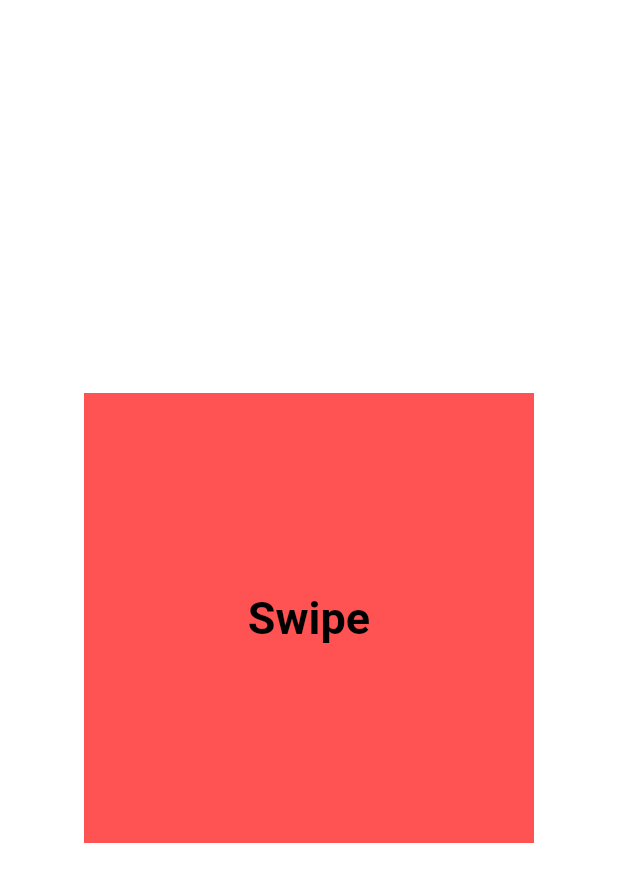
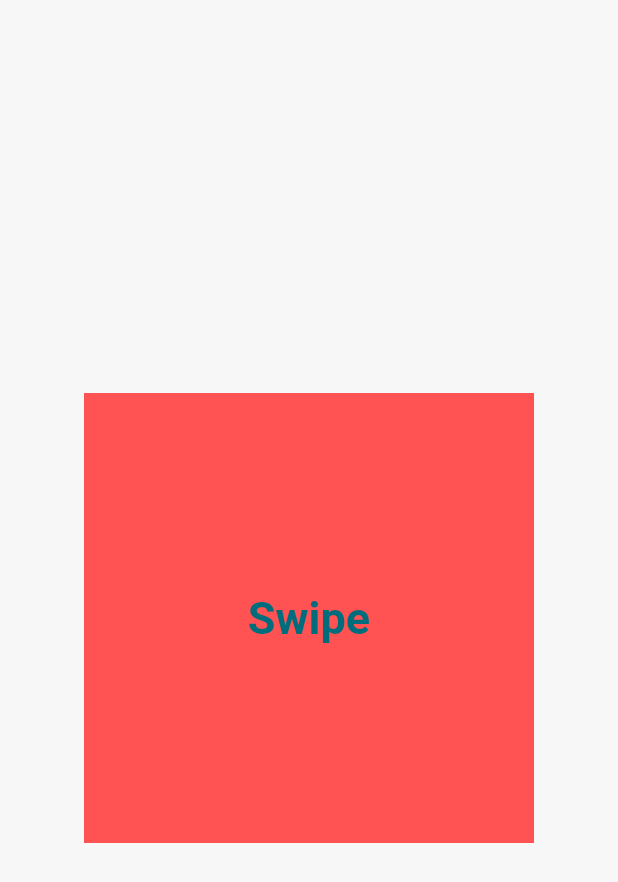
Before and after one commit to ynov-lyon-mobilite-20-21/MatchWork, a Flutter app: the Swipe screen opened directly, on a phone screen of 412 x 824 dp. Shown: the top 882 px of the screen. Run offline on Flutter 3.47's test engine with Material 2 defaults, Android fonts, the phone set to English and light mode, and no system bars; our stand-ins replace cloud_firestore, email_validator, firebase_auth, firebase_core, google_sign_in, package_info and 2 more; accounts and stored records are empty.

Commit message:
Dark theme chat

```diff
--- a/lib/ui/provider/navigation_provider.dart
+++ b/lib/ui/provider/navigation_provider.dart
@@ -25,7 +25,6 @@ class NavigationProvider extends ChangeNotifier {
   int get currentTabIndex => _currentScreenIndex;
 
   Route<dynamic> onGenerateRoute(RouteSettings settings) {
-    print('Generating route: ${settings.name}');
     switch (settings.name) {
       case PushedScreen.route:
         return MaterialPageRoute(builder: (_) => PushedScreen());
@@ -48,7 +47,6 @@ class NavigationProvider extends ChangeNotifier {
       activeIconEndpoint: "$ICONS_PATH/profil_on.png",
       navigatorState: GlobalKey<NavigatorState>(),
       onGenerateRoute: (settings) {
-        print('Generating route: ${settings.name}');
         switch (settings.name) {
           case PushedScreen.route:
             return MaterialPageRoute(builder: (_) => PushedScreen());
@@ -66,7 +64,6 @@ class NavigationProvider extends ChangeNotifier {
       activeIconEndpoint: "$ICONS_PATH/match_on.png",
       navigatorState: GlobalKey<NavigatorState>(),
       onGenerateRoute: (settings) {
-        print('Generating route: ${settings.name}');
         switch (settings.name) {
           default:
             return MaterialPageRoute(builder: (_) => Swipe());
@@ -82,7 +79,6 @@ class NavigationProvider extends ChangeNotifier {
       initialRoute: Tchat.route,
       navigatorState: GlobalKey<NavigatorState>(),
       onGenerateRoute: (settings) {
-        print('Generating route: ${settings.name}');
         switch (settings.name) {
           case ConversationView.route:
             User caller = settings.arguments as User;
--- a/lib/ui/shared/app_colors.dart
+++ b/lib/ui/shared/app_colors.dart
@@ -1,5 +1,6 @@
 import 'package:flutter/material.dart';
 
-const PRIMARY_COLOR = const Color(0xff0E6D7B);
-const SECOND_COLOR = const Color(0xff1A4246);
+const PRIMARY_COLOR = const Color(0xff006d7d);
+const SECOND_COLOR = const Color(0xff0082a0);
 const ACCENT_COLOR = const Color(0xff5FC0C2);
+const BACKGROUND_COLOR = const Color(0xfff7f7f7);
--- a/lib/ui/shared/themes/dark_theme.dart
+++ b/lib/ui/shared/themes/dark_theme.dart
@@ -3,7 +3,7 @@ import 'package:match_work/ui/shared/app_colors.dart';
 
 // ignore: non_constant_identifier_names
 final ThemeData DarkThemeData = ThemeData(
-  scaffoldBackgroundColor: Colors.black12,
+    scaffoldBackgroundColor: SECOND_COLOR,
     appBarTheme: AppBarTheme(
       color: PRIMARY_COLOR,
       iconTheme: IconThemeData(
@@ -16,19 +16,27 @@ final ThemeData DarkThemeData = ThemeData(
           fontSize: 30.0,
           fontWeight: FontWeight.bold,
         ),
+        bodyText1: TextStyle(
+          color: Colors.white,
+        ),
         subtitle1: TextStyle(
           color: Colors.white70,
           fontSize: 18.0,
         ),
-  ),
+        caption: TextStyle(color: Colors.white, fontSize: 12.0)),
     cardTheme: CardTheme(
       color: Colors.green,
     ),
     primarySwatch: Colors.grey,
     primaryColor: PRIMARY_COLOR,
+    indicatorColor: Colors.white,
+    focusColor: PRIMARY_COLOR,
+    primaryColorLight: SECOND_COLOR,
+    primaryColorDark: PRIMARY_COLOR,
     brightness: Brightness.dark,
-  backgroundColor: const Color(0xFF212121),
+    backgroundColor: SECOND_COLOR,
     accentColor: ACCENT_COLOR,
     accentIconTheme: IconThemeData(color: Colors.black),
     dividerColor: Colors.black12,
-);
+    bottomNavigationBarTheme:
+        BottomNavigationBarThemeData(backgroundColor: PRIMARY_COLOR));
--- a/lib/ui/shared/themes/light_theme.dart
+++ b/lib/ui/shared/themes/light_theme.dart
@@ -3,7 +3,7 @@ import 'package:match_work/ui/shared/app_colors.dart';
 
 // ignore: non_constant_identifier_names
 final ThemeData LightThemeData = ThemeData(
-  scaffoldBackgroundColor: Colors.white,
+    scaffoldBackgroundColor: BACKGROUND_COLOR,
     appBarTheme: AppBarTheme(
       color: PRIMARY_COLOR,
       iconTheme: IconThemeData(
@@ -12,23 +12,31 @@ final ThemeData LightThemeData = ThemeData(
     ),
     textTheme: TextTheme(
         headline1: TextStyle(
-      color: Colors.black,
+          color: PRIMARY_COLOR,
           fontSize: 30.0,
           fontWeight: FontWeight.bold,
         ),
+        bodyText1: TextStyle(
+          color: PRIMARY_COLOR,
+        ),
         subtitle1: TextStyle(
-      color: Colors.black54,
+          color: Colors.grey[400],
           fontSize: 18.0,
         ),
-  ),
+        caption: TextStyle(color: Colors.grey[400], fontSize: 12.0)),
     cardTheme: CardTheme(
       color: Colors.greenAccent,
     ),
     primarySwatch: Colors.grey,
     primaryColor: PRIMARY_COLOR,
+    indicatorColor: PRIMARY_COLOR,
+    focusColor: BACKGROUND_COLOR,
+    primaryColorLight: Colors.white,
+    primaryColorDark: SECOND_COLOR,
     brightness: Brightness.light,
-  backgroundColor: const Color(0xFFE5E5E5),
+    backgroundColor: BACKGROUND_COLOR,
     accentColor: ACCENT_COLOR,
     accentIconTheme: IconThemeData(color: Colors.white),
     dividerColor: Colors.white54,
-);
+    bottomNavigationBarTheme:
+        BottomNavigationBarThemeData(backgroundColor: Colors.white));
--- a/lib/ui/views/root.dart
+++ b/lib/ui/views/root.dart
@@ -71,7 +71,6 @@ class _Root extends State<Root> {
                   items: bottomNavigationBarItems,
                   currentIndex: navigationProvider.currentTabIndex,
                   onTap: navigationProvider.setTab,
-                  backgroundColor: theme.scaffoldBackgroundColor,
                 ),
               ),
             ));
--- a/lib/ui/widgets/profile_picture_widget.dart
+++ b/lib/ui/widgets/profile_picture_widget.dart
@@ -1,6 +1,5 @@
 import 'package:flutter/material.dart';
 import 'package:match_work/core/constants/app_constants.dart';
-import 'package:match_work/ui/shared/app_colors.dart';
 
 class ProfilePictureWidget extends StatelessWidget {
   final double radius;
@@ -14,8 +13,9 @@ class ProfilePictureWidget extends StatelessWidget {
   Widget build(BuildContext context) {
     return CircleAvatar(
       radius: radius,
-      backgroundColor:
-          backgroundColor == null ? PRIMARY_COLOR : backgroundColor,
+      backgroundColor: backgroundColor == null
+          ? Theme.of(context).indicatorColor
+          : backgroundColor,
       child: CircleAvatar(
         backgroundImage:
             AssetImage(path == null ? IMAGES_PATH + '/unknown_user.png' : path),
```
Also changed, not shown: lib/core/utils/date_utils.dart (added, +17 -0 lines), lib/ui/views/conversation_view.dart (+21 -10 lines), lib/ui/widgets/search_bar_widget.dart (+41 -17 lines), lib/ui/widgets/tabs/tchat.dart (+19 -15 lines). Lines whose indentation alone changed are shown as unchanged.
